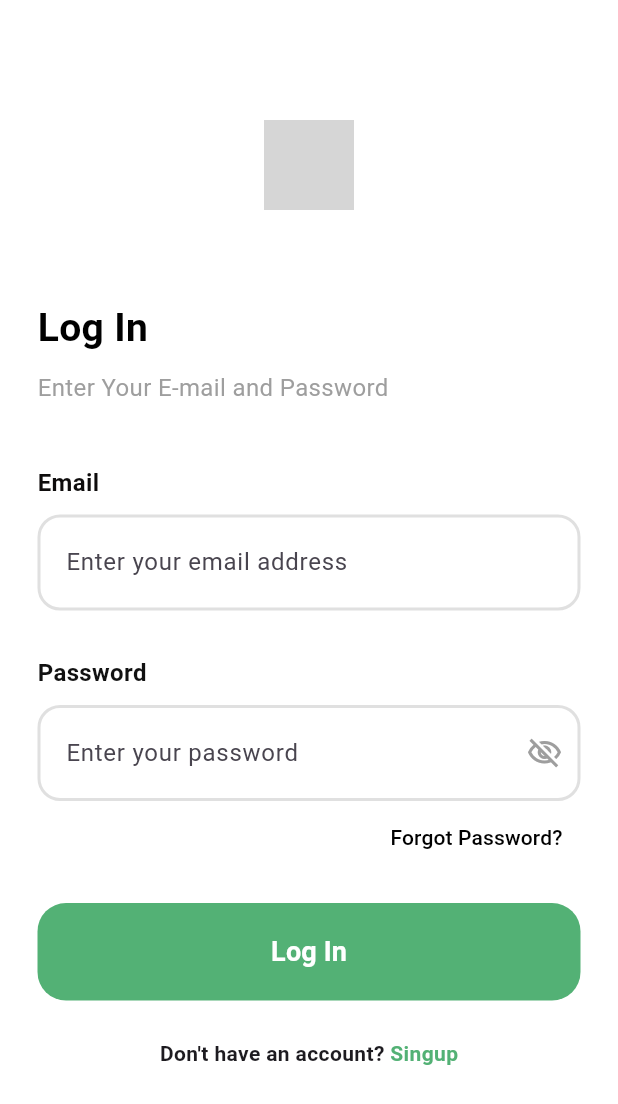
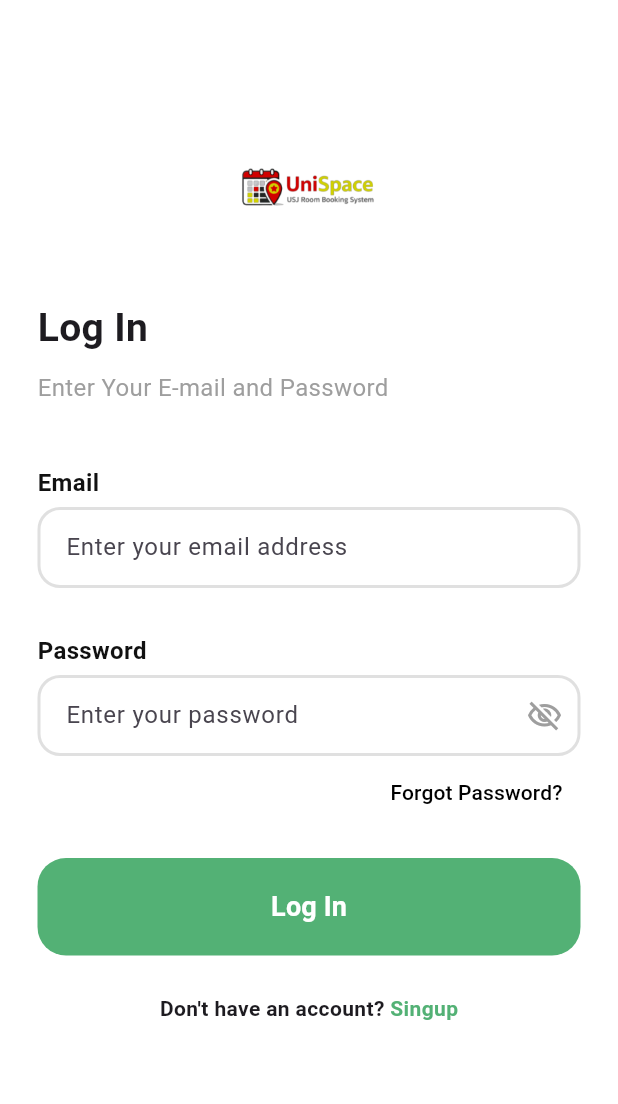
Before and after one commit to supunpriyanath333/Game_Kade-Online-Grocerry-App, a Flutter app: the screen it shows after launch, after a tap on "Get Started", on a phone screen of 412 x 824 dp. Shown: the top 1104 px of the screen. Run offline on Flutter 3.47's test engine with Material 3 defaults, Android fonts, the phone set to English and light mode, and no system bars; grey boxes are pictures that could not be loaded.

Commit message:
added sign up screen

```diff
--- a/lib/main.dart
+++ b/lib/main.dart
@@ -1,7 +1,8 @@
 import 'package:flutter/material.dart';
-import 'package:game_kade/screens/splash_screen.dart'; // Ensure 'game_kade' matches your pubspec.yaml name
+import 'package:game_kade/screens/splash_screen.dart';
 
 void main() {
+  // REMOVED 'const' from here
   runApp(const GameKadeApp());
 }
 
@@ -10,9 +11,9 @@ class GameKadeApp extends StatelessWidget {
 
   @override
   Widget build(BuildContext context) {
-    return const MaterialApp(
+    return const MaterialApp( // Adding 'const' here is fine if the child allows it
       debugShowCheckedModeBanner: false,
-      home: SplashScreen(),
+      home: SplashScreen(), // If this still errors, remove 'const' from MaterialApp
     );
   }
 }
--- a/lib/screens/login_screen.dart
+++ b/lib/screens/login_screen.dart
@@ -1,4 +1,7 @@
 import 'package:flutter/material.dart';
+import '../widgets/custom_button.dart';
+import '../widgets/custom_textfield.dart';
+import 'signup_screen.dart';
 
 class LoginScreen extends StatelessWidget {
   const LoginScreen({super.key});
@@ -14,128 +17,53 @@ class LoginScreen extends StatelessWidget {
             crossAxisAlignment: CrossAxisAlignment.start,
             children: [
               const SizedBox(height: 80),
-              // 1. Carrot Logo
+              // 1. Carrot Logo (UPDATED TO LOCAL ASSET)
               Center(
-                child: Image.network(
-                  'https://cdn-icons-png.flaticon.com/512/2347/2347031.png',
+                child: Image.asset(
+                  'assets/images/logo.png',
                   height: 60,
                 ),
               ),
               const SizedBox(height: 60),
-
-              // 2. Title & Subtitle
-              const Text(
-                "Log In",
-                style: TextStyle(
-                  fontSize: 26,
-                  fontWeight: FontWeight.bold,
-                  color: Colors.black,
-                ),
-              ),
+              const Text("Log In", style: TextStyle(fontSize: 26, fontWeight: FontWeight.bold)),
               const SizedBox(height: 10),
-              const Text(
-                "Enter Your E-mail and Password",
-                style: TextStyle(
-                  fontSize: 16,
-                  color: Colors.grey,
-                ),
-              ),
+              const Text("Enter Your E-mail and Password", style: TextStyle(fontSize: 16, color: Colors.grey)),
               const SizedBox(height: 40),
 
-              // 3. Email Field
-              const Text(
-                "Email",
-                style: TextStyle(fontSize: 16, fontWeight: FontWeight.w600, color: Color.fromARGB(255, 14, 12, 12)),
-              ),
-              const SizedBox(height: 10),
-              const TextField(
-                decoration: InputDecoration(
-                  hintText: "Enter your email address",
-                  contentPadding: EdgeInsets.symmetric(vertical: 20, horizontal: 15),
-                  // Full Border when not active
-                  enabledBorder: OutlineInputBorder(
-                    borderRadius: BorderRadius.all(Radius.circular(15)),
-                    borderSide: BorderSide(color: Colors.black12, width: 2.0),
-                  ),
-                  // Full Border when typing
-                  focusedBorder: OutlineInputBorder(
-                    borderRadius: BorderRadius.all(Radius.circular(15)),
-                    borderSide: BorderSide(color: Color(0xFF53B175), width: 2.5),
-                  ),
-                ),
-              ),
+              // 2. REUSABLE EMAIL FIELD
+              const CustomTextField(label: "Email", hint: "Enter your email address"),
               const SizedBox(height: 30),
 
-              // 4. Password Field
-              const Text(
-                "Password",
-                style: TextStyle(fontSize: 16, fontWeight: FontWeight.w600, color: Color.fromARGB(255, 17, 17, 17)),
-              ),
-              const SizedBox(height: 10),
-              const TextField(
-                obscureText: true,
-                decoration: InputDecoration(
-                  hintText: "Enter your password",
-                  suffixIcon: Icon(Icons.visibility_off_outlined, color: Colors.grey),
-                  contentPadding: EdgeInsets.symmetric(vertical: 20, horizontal: 15),
-                  // Full Border when not active
-                  enabledBorder: OutlineInputBorder(
-                    borderRadius: BorderRadius.all(Radius.circular(15)),
-                    borderSide: BorderSide(color: Colors.black12, width: 2.0),
-                  ),
-                  // Full Border when typing
-                  focusedBorder: OutlineInputBorder(
-                    borderRadius: BorderRadius.all(Radius.circular(15)),
-                    borderSide: BorderSide(color: Color(0xFF53B175), width: 2.5),
-                  ),
-                ),
-              ),
+              // 3. REUSABLE PASSWORD FIELD
+              const CustomTextField(label: "Password", hint: "Enter your password", isPassword: true),
 
-              // 5. Forgot Password
               Align(
                 alignment: Alignment.centerRight,
                 child: TextButton(
                   onPressed: () {},
-                  child: const Text(
-                    "Forgot Password?",
-                    style: TextStyle(color: Colors.black, fontSize: 14),
-                  ),
+                  child: const Text("Forgot Password?", style: TextStyle(color: Colors.black)),
                 ),
               ),
               const SizedBox(height: 20),
 
-              // 6. Log In Button
-              SizedBox(
-                width: double.infinity,
-                height: 65,
-                child: ElevatedButton(
-                  onPressed: () {
-                    // Navigate to Home Screen
-                  },
-                  style: ElevatedButton.styleFrom(
-                    backgroundColor: const Color(0xFF53B175),
-                    shape: RoundedRectangleBorder(
-                      borderRadius: BorderRadius.circular(19),
-                    ),
-                    elevation: 0,
-                  ),
-                  child: const Text(
-                    "Log In",
-                    style: TextStyle(color: Colors.white, fontSize: 18, fontWeight: FontWeight.w600),
-                  ),
-                ),
+              // 4. REUSABLE BUTTON
+              CustomButton(
+                label: "Log In",
+                onPressed: () { /* Logic */ }
               ),
+
               const SizedBox(height: 25),
-
-              // 7. Signup Link
+              // 5. Signup Link
               Row(
                 mainAxisAlignment: MainAxisAlignment.center,
                 children: [
                   const Text("Don't have an account? ", style: TextStyle(fontWeight: FontWeight.w600)),
                   GestureDetector(
-                    onTap: () {},
+                    onTap: () {
+                      Navigator.push(context, MaterialPageRoute(builder: (context) => const SignupScreen()));
+                    },
                     child: const Text(
-                      "Singup",
+                      "Singup", // Kept your specific typo
                       style: TextStyle(color: Color(0xFF53B175), fontWeight: FontWeight.bold),
                     ),
                   ),
--- a/lib/screens/onboarding_screen.dart
+++ b/lib/screens/onboarding_screen.dart
@@ -1,5 +1,6 @@
 import 'package:flutter/material.dart';
-import 'login_screen.dart'; // Ensure this file exists in your lib/screens folder
+import '../widgets/custom_button.dart';
+import 'login_screen.dart';
 
 class OnboardingScreen extends StatelessWidget {
   const OnboardingScreen({super.key});
@@ -9,52 +10,38 @@ class OnboardingScreen extends StatelessWidget {
     return Scaffold(
       body: Stack(
         children: [
-          // 1. Background Image (The Delivery Man)
+          // 1. Background Image (NOW USING LOCAL ASSET)
           Container(
             width: double.infinity,
             height: double.infinity,
             decoration: const BoxDecoration(
               image: DecorationImage(
-                // Replace with your local asset: AssetImage('assets/images/onboarding.jpg')
-                image: NetworkImage('https://images.unsplash.com/photo-1542838132-92c53300491e?q=80&w=1000'),
+                // Ensure this path matches your assets folder structure
+                image: AssetImage('assets/images/onbording.png'),
                 fit: BoxFit.cover,
               ),
             ),
           ),
-
-          // 2. Dark Overlay - Makes the white text readable
+          // 2. Dark Overlay
           Container(
             width: double.infinity,
             height: double.infinity,
-            decoration: BoxDecoration(
-              gradient: LinearGradient(
-                begin: Alignment.topCenter,
-                end: Alignment.bottomCenter,
-                colors: [
-                  Colors.black.withOpacity(0.1),
-                  Colors.black.withOpacity(0.8),
-                ],
+            color: Colors.black.withOpacity(0.5),
           ),
-            ),
-          ),
-
-          // 3. Content Layer
+          // 3. Content
           SafeArea(
             child: Padding(
               padding: const EdgeInsets.symmetric(horizontal: 30.0, vertical: 40.0),
               child: Column(
                 mainAxisAlignment: MainAxisAlignment.end,
                 children: [
-                  // White Carrot Icon (Matching your image)
-                  const Icon(
-                    Icons.eco, // This looks similar to the carrot leaf logo
-                    color: Colors.white,
-                    size: 55,
+                  // You can also replace this Icon with your local carrot logo asset
+                  Image.asset(
+                    'assets/images/logo.png',
+                    height: 50,
+                    color: Colors.white, // Makes the logo white for the dark background
                   ),
-
                   const SizedBox(height: 15),
-
-                  // Main Welcome Text
                   const Text(
                     "Welcome\nto our store",
                     textAlign: TextAlign.center,
@@ -62,53 +49,28 @@ class OnboardingScreen extends StatelessWidget {
                       color: Colors.white,
                       fontSize: 48,
                       fontWeight: FontWeight.bold,
-                      height: 1.1, // Matches the tight line spacing in your UI
+                      height: 1.1,
                     ),
                   ),
-
-                  const SizedBox(height: 5),
-
-                  // Subtitle Text
+                  const SizedBox(height: 10),
                   const Text(
-                    "Ger your groceries in as fast as one hour", // Kept the typo "Ger" from your image
+                    "Ger your groceries in as fast as one hour",
                     textAlign: TextAlign.center,
-                    style: TextStyle(
-                      color: Colors.white70,
-                      fontSize: 16,
+                    style: TextStyle(color: Colors.white70, fontSize: 16),
                   ),
-                  ),
-
                   const SizedBox(height: 40),
 
-                  // "Get Started" Button
-                  SizedBox(
-                    width: double.infinity,
-                    height: 65,
-                    child: ElevatedButton(
+                  // REUSABLE BUTTON
+                  CustomButton(
+                    label: "Get Started",
                     onPressed: () {
-                        // Navigates to the Login Screen
                       Navigator.push(
                         context,
                         MaterialPageRoute(builder: (context) => const LoginScreen()),
                       );
                     },
-                      style: ElevatedButton.styleFrom(
-                        backgroundColor: const Color(0xFF53B175), // Brand Green
-                        shape: RoundedRectangleBorder(
-                          borderRadius: BorderRadius.circular(19), // Perfectly rounded corners
                   ),
-                        elevation: 0,
-                      ),
-                      child: const Text(
-                        "Get Started",
-                        style: TextStyle(
-                          color: Colors.white,
-                          fontSize: 18,
-                          fontWeight: FontWeight.w600,
-                        ),
-                      ),
-                    ),
-                  ),
+                  const SizedBox(height: 40), // Margin at the very bottom
                 ],
               ),
             ),
--- /dev/null
+++ b/lib/screens/signup_screen.dart
@@ -0,0 +1,92 @@
+import 'package:flutter/material.dart';
+import '../widgets/custom_button.dart';
+import '../widgets/custom_textfield.dart';
+
+class SignupScreen extends StatelessWidget {
+  const SignupScreen({super.key});
+
+  @override
+  Widget build(BuildContext context) {
+    return Scaffold(
+      backgroundColor: Colors.white,
+      body: SingleChildScrollView(
+        child: Padding(
+          padding: const EdgeInsets.symmetric(horizontal: 25.0),
+          child: Column(
+            crossAxisAlignment: CrossAxisAlignment.start,
+            children: [
+              const SizedBox(height: 60),
+              // 1. Carrot Logo (UPDATED TO LOCAL ASSET)
+              Center(
+                child: Image.asset(
+                  'assets/images/logo.png',
+                  height: 50,
+                ),
+              ),
+              const SizedBox(height: 40),
+
+              // 2. Title & Subtitle
+              const Text(
+                "Sign Up",
+                style: TextStyle(
+                  fontSize: 26,
+                  fontWeight: FontWeight.bold,
+                  color: Colors.black,
+                ),
+              ),
+              const SizedBox(height: 5),
+              const Text(
+                "Create Your New Account",
+                style: TextStyle(
+                  fontSize: 16,
+                  color: Colors.grey,
+                ),
+              ),
+              const SizedBox(height: 30),
+
+              // 3. Reusable Input Fields
+              const CustomTextField(label: "Name", hint: "Enter your full name"),
+              const SizedBox(height: 20),
+              const CustomTextField(label: "Email", hint: "Enter your email address"),
+              const SizedBox(height: 20),
+              const CustomTextField(label: "Mobile No", hint: "Enter your mobile number"),
+              const SizedBox(height: 20),
+              const CustomTextField(label: "Password", hint: "Enter your password", isPassword: true),
+              const SizedBox(height: 20),
+              const CustomTextField(label: "Confirm Password", hint: "Enter your password again", isPassword: true),
+
+              const SizedBox(height: 40),
+
+              // 4. Reusable Sign Up Button
+              CustomButton(
+                label: "Sing Up", // Kept your specific design typo
+                onPressed: () {
+                  // Handle registration logic
+                },
+              ),
+              const SizedBox(height: 25),
+
+              // 5. Login Link
+              Row(
+                mainAxisAlignment: MainAxisAlignment.center,
+                children: [
+                  const Text("Already have an account? ", style: TextStyle(fontWeight: FontWeight.w600)),
+                  GestureDetector(
+                    onTap: () {
+                      Navigator.pop(context); // Goes back to Login screen
+                    },
+                    child: const Text(
+                      "Singup", // Kept your specific design typo
+                      style: TextStyle(color: Color(0xFF53B175), fontWeight: FontWeight.bold),
+                    ),
+                  ),
+                ],
+              ),
+              const SizedBox(height: 30),
+            ],
+          ),
+        ),
+      ),
+    );
+  }
+}
--- a/lib/screens/splash_screen.dart
+++ b/lib/screens/splash_screen.dart
@@ -24,10 +24,12 @@ class _SplashScreenState extends State<SplashScreen> with SingleTickerProviderSt
     _controller.forward();
 
     Timer(const Duration(seconds: 3), () {
-      Navigator.pushReplacement(
-        context,
-        MaterialPageRoute(builder: (context) => const OnboardingScreen()),
-      );
+      if (mounted) {
+        Navigator.pushReplacement(
+          context,
+          MaterialPageRoute(builder: (context) => const OnboardingScreen()),
+        );
+      }
     });
   }
 
@@ -40,16 +42,17 @@ class _SplashScreenState extends State<SplashScreen> with SingleTickerProviderSt
   @override
   Widget build(BuildContext context) {
     return Scaffold(
-      backgroundColor: const Color(0xFF53B175), // Inline brand green
+      backgroundColor: const Color(0xFF53B175), // Your brand green
       body: Center(
         child: FadeTransition(
           opacity: _animation,
           child: ScaleTransition(
             scale: _animation,
-            child: const Icon(
-              Icons.shopping_basket, // Placeholder for your logo
-              size: 150,
-              color: Colors.white,
+            // UPDATED: Replaced Icon with your local asset logo
+            child: Image.asset(
+              'assets/images/logo.png',
+              width: 200, // Slightly larger for the splash effect
+              color: Colors.white, // Colors the logo white to contrast with green
             ),
           ),
         ),
--- /dev/null
+++ b/lib/widgets/custom_button.dart
@@ -0,0 +1,38 @@
+import 'package:flutter/material.dart';
+
+class CustomButton extends StatelessWidget {
+  final String label;
+  final VoidCallback onPressed;
+
+  const CustomButton({
+    super.key,
+    required this.label,
+    required this.onPressed,
+  });
+
+  @override
+  Widget build(BuildContext context) {
+    return SizedBox(
+      width: double.infinity,
+      height: 65, // Fixed height from your design
+      child: ElevatedButton(
+        onPressed: onPressed,
+        style: ElevatedButton.styleFrom(
+          backgroundColor: const Color(0xFF53B175), // Your brand green
+          shape: RoundedRectangleBorder(
+            borderRadius: BorderRadius.circular(19), // Matches your UI exactly
+          ),
+          elevation: 0,
+        ),
+        child: Text(
+          label,
+          style: const TextStyle(
+            color: Colors.white,
+            fontSize: 18,
+            fontWeight: FontWeight.w600,
+          ),
+        ),
+      ),
+    );
+  }
+}
--- /dev/null
+++ b/lib/widgets/custom_textfield.dart
@@ -0,0 +1,77 @@
+import 'package:flutter/material.dart';
+
+class CustomTextField extends StatefulWidget {
+  final String label;
+  final String hint;
+  final bool isPassword;
+
+  const CustomTextField({
+    super.key,
+    required this.label,
+    required this.hint,
+    this.isPassword = false,
+  });
+
+  @override
+  State<CustomTextField> createState() => _CustomTextFieldState();
+}
+
+class _CustomTextFieldState extends State<CustomTextField> {
+  // Fix: Don't use 'late'. Initialize it right here.
+  bool _isObscured = false;
+
+  @override
+  void initState() {
+    super.initState();
+    // This will set the initial state correctly when the widget is first created
+    _isObscured = widget.isPassword;
+  }
+
+  @override
+  Widget build(BuildContext context) {
+    return Column(
+      crossAxisAlignment: CrossAxisAlignment.start,
+      children: [
+        Text(
+          widget.label,
+          style: const TextStyle(
+            fontSize: 16,
+            fontWeight: FontWeight.w600,
+            color: Color.fromARGB(255, 17, 17, 17),
+          ),
+        ),
+        const SizedBox(height: 5),
+        TextField(
+          obscureText: _isObscured,
+          decoration: InputDecoration(
+            hintText: widget.hint,
+            suffixIcon: widget.isPassword
+                ? IconButton(
+                    icon: Icon(
+                      _isObscured
+                          ? Icons.visibility_off_outlined
+                          : Icons.visibility_outlined,
+                      color: Colors.grey,
+                    ),
+                    onPressed: () {
+                      setState(() {
+                        _isObscured = !_isObscured;
+                      });
+                    },
+                  )
+                : null,
+            contentPadding: const EdgeInsets.symmetric(vertical: 15, horizontal: 15),
+            enabledBorder: const OutlineInputBorder(
+              borderRadius: BorderRadius.all(Radius.circular(15)),
+              borderSide: BorderSide(color: Colors.black12, width: 2.0),
+            ),
+            focusedBorder: const OutlineInputBorder(
+              borderRadius: BorderRadius.all(Radius.circular(15)),
+              borderSide: BorderSide(color: Color(0xFF53B175), width: 2.5),
+            ),
+          ),
+        ),
+      ],
+    );
+  }
+}
```
Also changed, not shown: pubspec.yaml (+4 -4 lines), assets/images/onbording.png (added). Lines whose indentation alone changed are shown as unchanged.
